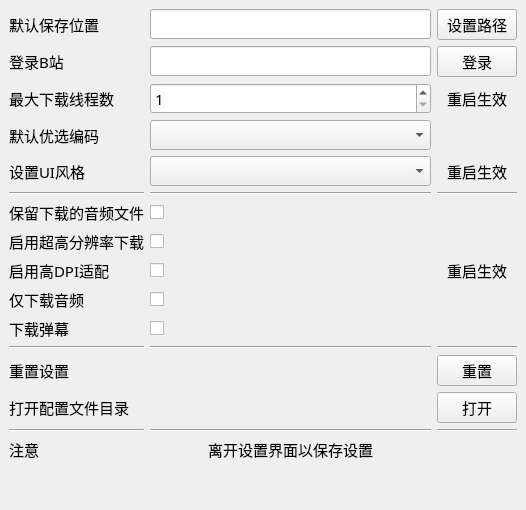
Before: the Qt Designer form src/ui_settingswidget.ui in Majjcom/BiliDownloader, drawn with Qt 5.
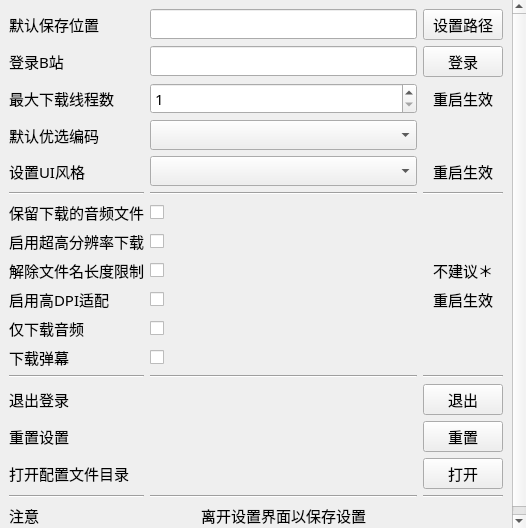
After: the same form once the commit is applied. Custom widgets are drawn as their Qt base class.

Diff of the .ui file:
```diff
--- a/src/ui_settingswidget.ui
+++ b/src/ui_settingswidget.ui
@@ -11,7 +11,7 @@
   <property name="windowTitle">
    <string>Form</string>
   </property>
-  <layout class="QGridLayout" name="gridLayout_3">
+  <layout class="QGridLayout" name="gridLayout_2">
    <property name="leftMargin">
     <number>0</number>
    </property>
@@ -46,65 +46,72 @@
        <rect>
         <x>0</x>
         <y>0</y>
-        <width>526</width>
-        <height>551</height>
+        <width>505</width>
+        <height>582</height>
        </rect>
       </property>
-      <layout class="QGridLayout" name="gridLayout_2">
+      <layout class="QGridLayout" name="gridLayout_3">
        <item row="0" column="0">
         <layout class="QGridLayout" name="gridLayout">
-         <item row="0" column="1">
-          <widget class="QLineEdit" name="line_path">
-           <property name="styleSheet">
-            <string notr="true">font: 11pt &quot;HarmonyOS Sans SC&quot;;</string>
+         <item row="16" column="0">
+          <widget class="Line" name="line_4">
+           <property name="orientation">
+            <enum>Qt::Horizontal</enum>
            </property>
           </widget>
          </item>
-         <item row="16" column="1">
-          <spacer name="verticalSpacer">
-           <property name="orientation">
-            <enum>Qt::Vertical</enum>
+         <item row="2" column="2">
+          <widget class="QLabel" name="label_8">
+           <property name="text">
+            <string>重启生效</string>
            </property>
-           <property name="sizeHint" stdset="0">
-            <size>
-             <width>20</width>
-             <height>40</height>
-            </size>
+           <property name="alignment">
+            <set>Qt::AlignCenter</set>
            </property>
-          </spacer>
+          </widget>
          </item>
-         <item row="8" column="1">
-          <widget class="QCheckBox" name="check_highdpi">
+         <item row="3" column="1">
+          <widget class="QComboBox" name="combo_codec"/>
+         </item>
+         <item row="2" column="0">
+          <widget class="QLabel" name="label_7">
            <property name="text">
-            <string/>
+            <string>最大下载线程数</string>
            </property>
           </widget>
          </item>
-         <item row="0" column="2">
-          <widget class="QPushButton" name="button_path">
+         <item row="13" column="0">
+          <widget class="QLabel" name="label_18">
            <property name="text">
-            <string>设置路径</string>
+            <string>退出登录</string>
            </property>
           </widget>
          </item>
-         <item row="11" column="1">
-          <widget class="Line" name="line_11">
+         <item row="12" column="0">
+          <widget class="Line" name="line">
            <property name="orientation">
             <enum>Qt::Horizontal</enum>
            </property>
           </widget>
          </item>
-         <item row="5" column="1">
-          <widget class="Line" name="line_7">
+         <item row="12" column="1">
+          <widget class="Line" name="line_2">
            <property name="orientation">
             <enum>Qt::Horizontal</enum>
            </property>
           </widget>
          </item>
-         <item row="9" column="1">
-          <widget class="QCheckBox" name="check_audio">
+         <item row="9" column="0">
+          <widget class="QLabel" name="label_15">
            <property name="text">
-            <string/>
+            <string>启用高DPI适配</string>
+           </property>
+          </widget>
+         </item>
+         <item row="3" column="0">
+          <widget class="QLabel" name="label_6">
+           <property name="text">
+            <string>默认优选编码</string>
            </property>
           </widget>
          </item>
@@ -115,34 +122,68 @@
            </property>
           </widget>
          </item>
-         <item row="6" column="0">
-          <widget class="QLabel" name="label_3">
+         <item row="1" column="2">
+          <widget class="QPushButton" name="button_login">
            <property name="text">
-            <string>保留下载的音频文件</string>
+            <string>登录</string>
            </property>
           </widget>
          </item>
-         <item row="10" column="1">
+         <item row="14" column="2">
+          <widget class="QPushButton" name="button_reset">
+           <property name="text">
+            <string>重置</string>
+           </property>
+          </widget>
+         </item>
+         <item row="4" column="1">
+          <widget class="QComboBox" name="combo_style"/>
+         </item>
+         <item row="11" column="1">
           <widget class="QCheckBox" name="check_danmaku"/>
          </item>
-         <item row="12" column="0">
-          <widget class="QLabel" name="label_5">
-           <property name="text">
-            <string>重置设置</string>
+         <item row="16" column="1">
+          <widget class="Line" name="line_5">
+           <property name="orientation">
+            <enum>Qt::Horizontal</enum>
            </property>
           </widget>
          </item>
-         <item row="4" column="0">
-          <widget class="QLabel" name="label_10">
+         <item row="0" column="0">
+          <widget class="QLabel" name="label">
            <property name="text">
-            <string>设置UI风格</string>
+            <string>默认保存位置</string>
            </property>
           </widget>
          </item>
-         <item row="3" column="0">
-          <widget class="QLabel" name="label_6">
+         <item row="5" column="2">
+          <widget class="Line" name="line_9">
+           <property name="orientation">
+            <enum>Qt::Horizontal</enum>
+           </property>
+          </widget>
+         </item>
+         <item row="5" column="0">
+          <widget class="Line" name="line_8">
+           <property name="orientation">
+            <enum>Qt::Horizontal</enum>
+           </property>
+          </widget>
+         </item>
+         <item row="9" column="2">
+          <widget class="QLabel" name="label_16">
            <property name="text">
-            <string>默认优选编码</string>
+            <string>重启生效</string>
+           </property>
+           <property name="alignment">
+            <set>Qt::AlignCenter</set>
+           </property>
+          </widget>
+         </item>
+         <item row="12" column="2">
+          <widget class="Line" name="line_3">
+           <property name="orientation">
+            <enum>Qt::Horizontal</enum>
            </property>
           </widget>
          </item>
@@ -156,85 +197,27 @@
            </property>
           </widget>
          </item>
-         <item row="15" column="1">
-          <widget class="SpecialColoredLabel" name="label_13">
-           <property name="text">
-            <string>离开设置界面以保存设置</string>
-           </property>
-           <property name="alignment">
-            <set>Qt::AlignCenter</set>
-           </property>
-          </widget>
-         </item>
          <item row="6" column="1">
           <widget class="QCheckBox" name="check_reserve_audio"/>
          </item>
-         <item row="12" column="2">
-          <widget class="QPushButton" name="button_reset">
-           <property name="text">
-            <string>重置</string>
-           </property>
-          </widget>
-         </item>
-         <item row="8" column="2">
-          <widget class="QLabel" name="label_16">
-           <property name="text">
-            <string>重启生效</string>
-           </property>
-           <property name="alignment">
-            <set>Qt::AlignCenter</set>
-           </property>
-          </widget>
-         </item>
-         <item row="8" column="0">
-          <widget class="QLabel" name="label_15">
-           <property name="text">
-            <string>启用高DPI适配</string>
-           </property>
-          </widget>
-         </item>
-         <item row="5" column="0">
-          <widget class="Line" name="line_8">
-           <property name="orientation">
-            <enum>Qt::Horizontal</enum>
-           </property>
-          </widget>
-         </item>
-         <item row="14" column="2">
-          <widget class="Line" name="line_3">
-           <property name="orientation">
-            <enum>Qt::Horizontal</enum>
-           </property>
-          </widget>
-         </item>
-         <item row="4" column="2">
-          <widget class="QLabel" name="label_11">
-           <property name="text">
-            <string>重启生效</string>
-           </property>
-           <property name="alignment">
-            <set>Qt::AlignCenter</set>
-           </property>
-          </widget>
-         </item>
-         <item row="11" column="0">
-          <widget class="Line" name="line_10">
-           <property name="orientation">
-            <enum>Qt::Horizontal</enum>
-           </property>
-          </widget>
-         </item>
          <item row="14" column="0">
-          <widget class="Line" name="line">
-           <property name="orientation">
-            <enum>Qt::Horizontal</enum>
+          <widget class="QLabel" name="label_5">
+           <property name="text">
+            <string>重置设置</string>
            </property>
           </widget>
          </item>
-         <item row="11" column="2">
-          <widget class="Line" name="line_12">
-           <property name="orientation">
-            <enum>Qt::Horizontal</enum>
+         <item row="7" column="1">
+          <widget class="QCheckBox" name="check_hiper">
+           <property name="text">
+            <string/>
+           </property>
+          </widget>
+         </item>
+         <item row="9" column="1">
+          <widget class="QCheckBox" name="check_highdpi">
+           <property name="text">
+            <string/>
            </property>
           </widget>
          </item>
@@ -245,6 +228,40 @@
            </property>
           </widget>
          </item>
+         <item row="17" column="0">
+          <widget class="QLabel" name="label_12">
+           <property name="text">
+            <string>注意</string>
+           </property>
+          </widget>
+         </item>
+         <item row="0" column="1">
+          <widget class="QLineEdit" name="line_path">
+           <property name="styleSheet">
+            <string notr="true">font: 11pt &quot;HarmonyOS Sans SC&quot;;</string>
+           </property>
+          </widget>
+         </item>
+         <item row="18" column="1">
+          <spacer name="verticalSpacer">
+           <property name="orientation">
+            <enum>Qt::Vertical</enum>
+           </property>
+           <property name="sizeHint" stdset="0">
+            <size>
+             <width>20</width>
+             <height>40</height>
+            </size>
+           </property>
+          </spacer>
+         </item>
+         <item row="5" column="1">
+          <widget class="Line" name="line_7">
+           <property name="orientation">
+            <enum>Qt::Horizontal</enum>
+           </property>
+          </widget>
+         </item>
          <item row="2" column="1">
           <widget class="QSpinBox" name="spin_threads">
            <property name="minimum">
@@ -255,96 +272,129 @@
            </property>
           </widget>
          </item>
-         <item row="5" column="2">
-          <widget class="Line" name="line_9">
+         <item row="16" column="2">
+          <widget class="Line" name="line_6">
            <property name="orientation">
             <enum>Qt::Horizontal</enum>
            </property>
           </widget>
          </item>
-         <item row="10" column="0">
+         <item row="15" column="2">
+          <widget class="QPushButton" name="button_config_dir">
+           <property name="text">
+            <string>打开</string>
+           </property>
+          </widget>
+         </item>
+         <item row="10" column="1">
+          <widget class="QCheckBox" name="check_audio">
+           <property name="text">
+            <string/>
+           </property>
+          </widget>
+         </item>
+         <item row="4" column="0">
+          <widget class="QLabel" name="label_10">
+           <property name="text">
+            <string>设置UI风格</string>
+           </property>
+          </widget>
+         </item>
+         <item row="13" column="2">
+          <widget class="QPushButton" name="button_logout">
+           <property name="text">
+            <string>退出</string>
+           </property>
+          </widget>
+         </item>
+         <item row="4" column="2">
+          <widget class="QLabel" name="label_11">
+           <property name="text">
+            <string>重启生效</string>
+           </property>
+           <property name="alignment">
+            <set>Qt::AlignCenter</set>
+           </property>
+          </widget>
+         </item>
+         <item row="0" column="2">
+          <widget class="QPushButton" name="button_path">
+           <property name="text">
+            <string>设置路径</string>
+           </property>
+          </widget>
+         </item>
+         <item row="11" column="0">
           <widget class="QLabel" name="label_4">
            <property name="text">
             <string>下载弹幕</string>
            </property>
           </widget>
          </item>
-         <item row="1" column="2">
-          <widget class="QPushButton" name="button_login">
+         <item row="6" column="0">
+          <widget class="QLabel" name="label_3">
            <property name="text">
-            <string>登录</string>
-           </property>
-          </widget>
-         </item>
-         <item row="3" column="1">
-          <widget class="QComboBox" name="combo_codec"/>
-         </item>
-         <item row="7" column="1">
-          <widget class="QCheckBox" name="check_hiper">
-           <property name="text">
-            <string/>
-           </property>
-          </widget>
-         </item>
-         <item row="2" column="0">
-          <widget class="QLabel" name="label_7">
-           <property name="text">
-            <string>最大下载线程数</string>
-           </property>
-          </widget>
-         </item>
-         <item row="4" column="1">
-          <widget class="QComboBox" name="combo_style"/>
-         </item>
-         <item row="14" column="1">
-          <widget class="Line" name="line_2">
-           <property name="orientation">
-            <enum>Qt::Horizontal</enum>
-           </property>
-          </widget>
-         </item>
-         <item row="2" column="2">
-          <widget class="QLabel" name="label_8">
-           <property name="text">
-            <string>重启生效</string>
-           </property>
-           <property name="alignment">
-            <set>Qt::AlignCenter</set>
+            <string>保留下载的音频文件</string>
            </property>
           </widget>
          </item>
          <item row="15" column="0">
-          <widget class="QLabel" name="label_12">
-           <property name="text">
-            <string>注意</string>
-           </property>
-          </widget>
-         </item>
-         <item row="9" column="0">
-          <widget class="QLabel" name="label_14">
-           <property name="text">
-            <string>仅下载音频</string>
-           </property>
-          </widget>
-         </item>
-         <item row="0" column="0">
-          <widget class="QLabel" name="label">
-           <property name="text">
-            <string>默认保存位置</string>
-           </property>
-          </widget>
-         </item>
-         <item row="13" column="0">
           <widget class="QLabel" name="label_17">
            <property name="text">
             <string>打开配置文件目录</string>
            </property>
           </widget>
          </item>
-         <item row="13" column="2">
-          <widget class="QPushButton" name="button_config_dir">
+         <item row="17" column="1">
+          <widget class="SpecialColoredLabel" name="label_13">
            <property name="text">
-            <string>打开</string>
+            <string>离开设置界面以保存设置</string>
+           </property>
+           <property name="alignment">
+            <set>Qt::AlignCenter</set>
+           </property>
+          </widget>
+         </item>
+         <item row="10" column="0">
+          <widget class="QLabel" name="label_14">
+           <property name="text">
+            <string>仅下载音频</string>
+           </property>
+          </widget>
+         </item>
+         <item row="8" column="0">
+          <widget class="QLabel" name="label_19">
+           <property name="toolTip">
+            <string>启用此选项可能存在隐患，可能导致程序崩溃或者造成其他更严重的影响。</string>
+           </property>
+           <property name="text">
+            <string>解除文件名长度限制</string>
+           </property>
+          </widget>
+         </item>
+         <item row="8" column="1">
+          <widget class="QCheckBox" name="check_close_text_len_limit">
+           <property name="toolTip">
+            <string>启用此选项可能存在隐患，可能导致程序崩溃或者造成其他更严重的影响。</string>
+           </property>
+           <property name="text">
+            <string/>
+           </property>
+          </widget>
+         </item>
+         <item row="8" column="2">
+          <widget class="QLabel" name="label_20">
+           <property name="toolTip">
+            <string>启用此选项可能存在隐患，可能导致程序崩溃或者造成其他更严重的影响。</string>
+           </property>
+           <property name="toolTipDuration">
+            <number>0</number>
+           </property>
+           <property name="text">
+            <string>不建议＊</string>
+           </property>
+           <property name="alignment">
+            <set>Qt::AlignCenter</set>
            </property>
           </widget>
          </item>
```
Left out of the diff: 3 changed lines with no effect on the pictures.
